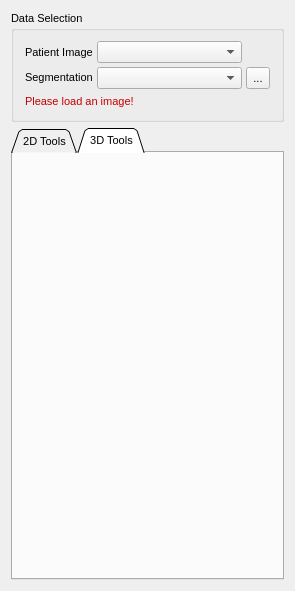
Above: Plugins/org.mitk.gui.qt.segmentation/src/internal/QmitkSegmentationControls.ui from MITK/MITK before the change. Below: the same form after it.
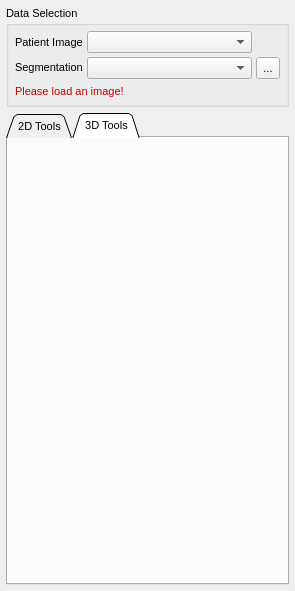
That is the form after the change. The open tabs and pages were chosen to show the change. Icons and pictures are not drawn. Custom widgets are drawn as their Qt base class.

Commit message: Layout improvements. OtsuToolGUI is now shrinking correctly

What changed in the file:
```diff
--- a/Plugins/org.mitk.gui.qt.segmentation/src/internal/QmitkSegmentationControls.ui
+++ b/Plugins/org.mitk.gui.qt.segmentation/src/internal/QmitkSegmentationControls.ui
@@ -11,7 +11,7 @@
    </rect>
   </property>
   <property name="sizePolicy">
-   <sizepolicy hsizetype="Minimum" vsizetype="Preferred">
+   <sizepolicy hsizetype="Minimum" vsizetype="Minimum">
     <horstretch>0</horstretch>
     <verstretch>0</verstretch>
    </sizepolicy>
@@ -40,6 +40,9 @@
    <property name="sizeConstraint">
     <enum>QLayout::SetMinimumSize</enum>
    </property>
+   <property name="margin">
+    <number>6</number>
+   </property>
    <item>
     <widget class="QGroupBox" name="groupBox">
      <property name="sizePolicy">
@@ -52,6 +55,9 @@
       <string>Data Selection</string>
      </property>
      <layout class="QVBoxLayout" name="verticalLayout_3">
+      <property name="margin">
+       <number>6</number>
+      </property>
       <item>
        <layout class="QGridLayout" name="gridLayout_2" columnstretch="0,0,0">
         <property name="sizeConstraint">
@@ -244,7 +250,7 @@
    <item>
     <widget class="QTabWidget" name="tabWidgetSegmentationTools">
      <property name="sizePolicy">
-      <sizepolicy hsizetype="Minimum" vsizetype="Expanding">
+      <sizepolicy hsizetype="Minimum" vsizetype="Minimum">
        <horstretch>0</horstretch>
        <verstretch>0</verstretch>
       </sizepolicy>
@@ -346,7 +352,7 @@
      </widget>
      <widget class="QWidget" name="tab3DTools">
       <property name="sizePolicy">
-       <sizepolicy hsizetype="Minimum" vsizetype="Preferred">
+       <sizepolicy hsizetype="Minimum" vsizetype="Minimum">
         <horstretch>0</horstretch>
         <verstretch>0</verstretch>
        </sizepolicy>
@@ -355,6 +361,9 @@
        <string>3D Tools</string>
       </attribute>
       <layout class="QVBoxLayout" name="verticalLayout_2">
+       <property name="margin">
+        <number>6</number>
+       </property>
        <item>
         <widget class="QmitkToolGUIArea" name="m_ManualToolGUIContainer3D" native="true">
          <property name="sizePolicy">
```
Left out of the diff: 7 changed lines with no effect on the pictures. The commit also changes 3 other files.
